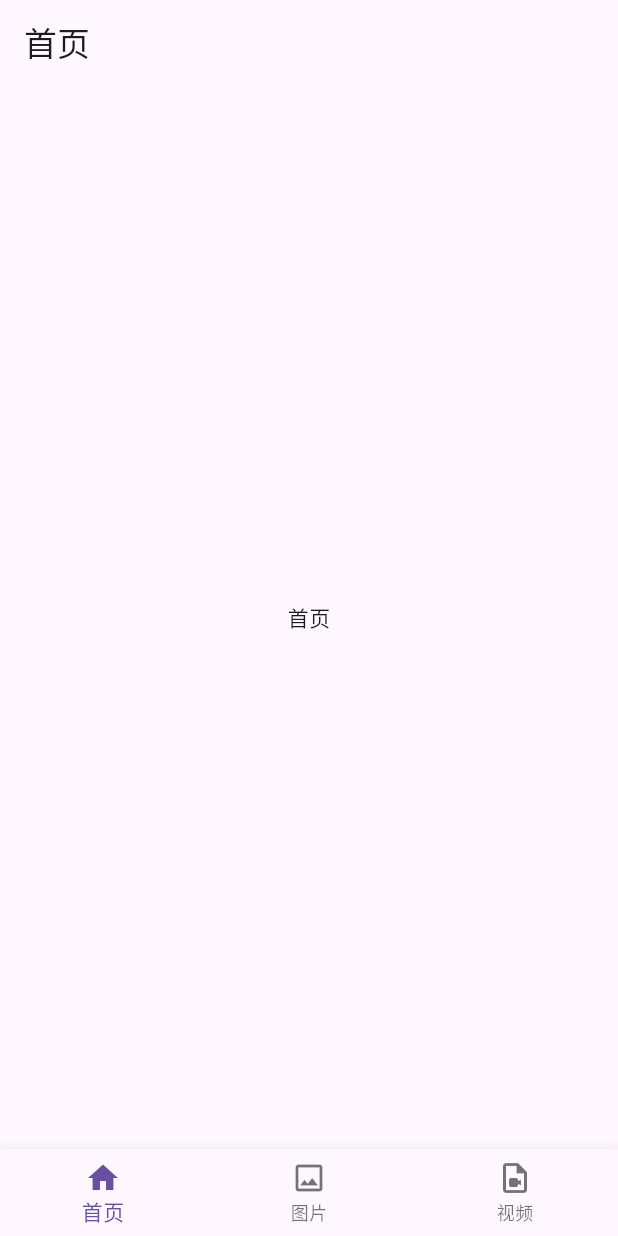
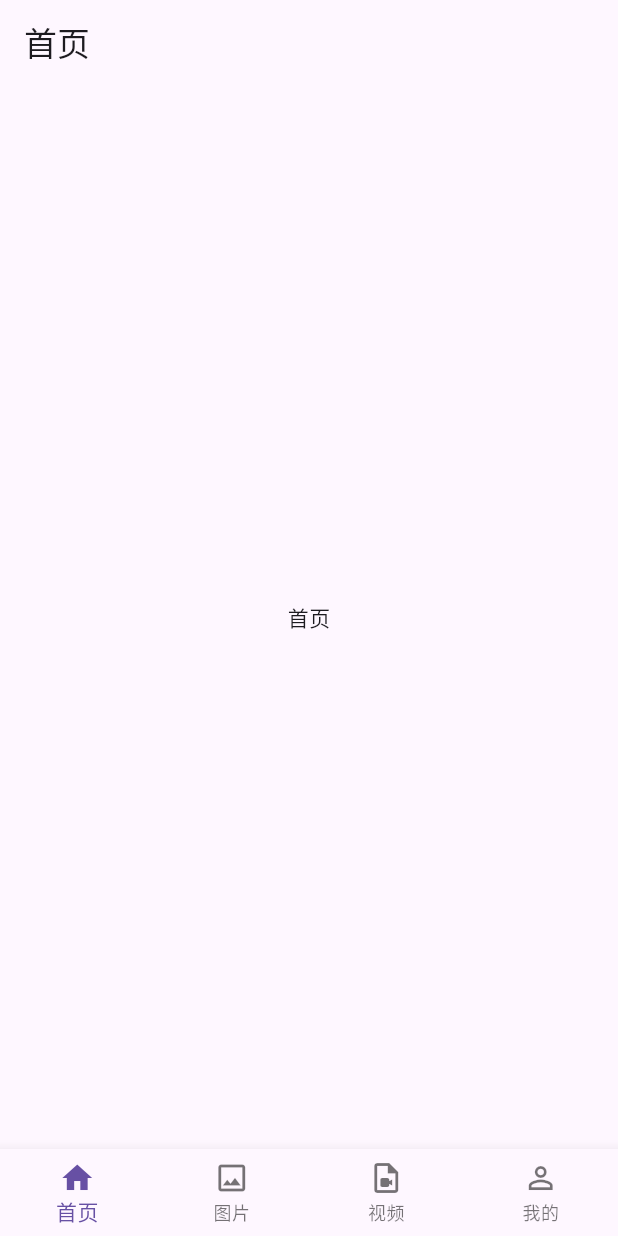
Before and after one commit to Samoy/toolbox, a Flutter app: the screen it shows after launch, on a phone screen of 412 x 824 dp. Run offline on Flutter 3.47's test engine with Material 2 defaults, Android fonts, the phone set to English and light mode, and no system bars; our stand-ins replace go_router.

```diff
--- a/lib/pages/index.dart
+++ b/lib/pages/index.dart
@@ -29,6 +29,12 @@ class _IndexState extends State<IndexPage> {
       icon: Icon(Icons.video_file_outlined),
       selectedIcon: Icon(Icons.video_file),
       title: "视频",
+      widget: VideoPage(),
+    ),
+    const MenuModel(
+      icon: Icon(Icons.person_outline),
+      selectedIcon: Icon(Icons.person),
+      title: "我的",
       widget: VideoPage(),
     ),
   ];
```
Also changed, not shown: 52 other files.
